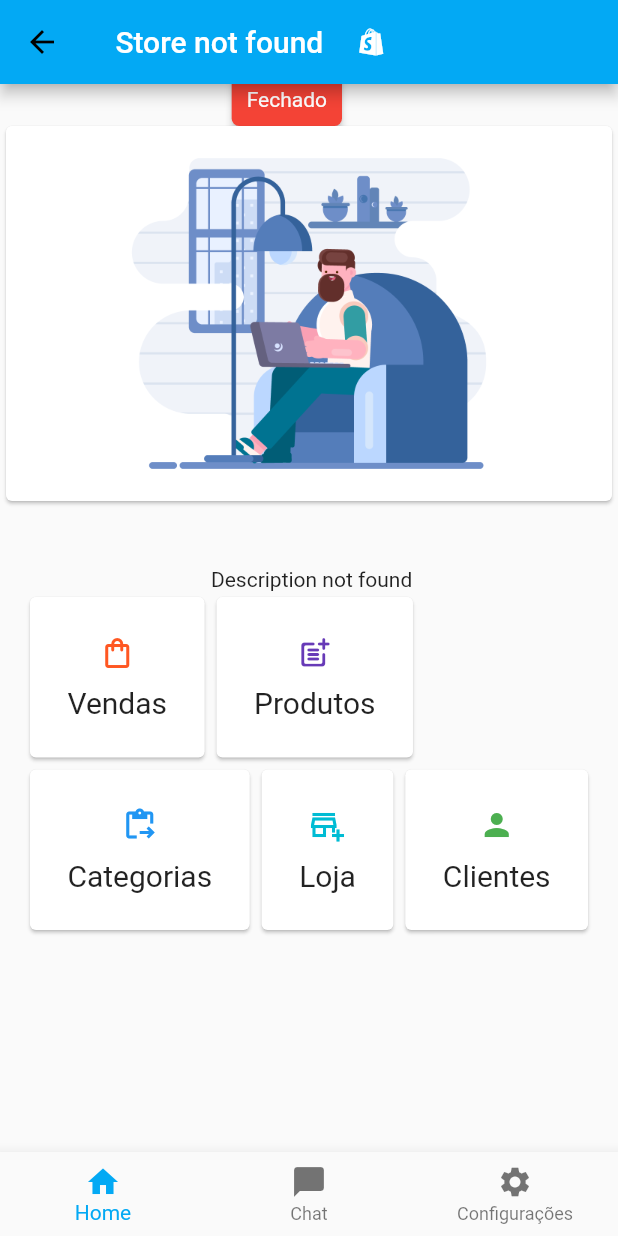
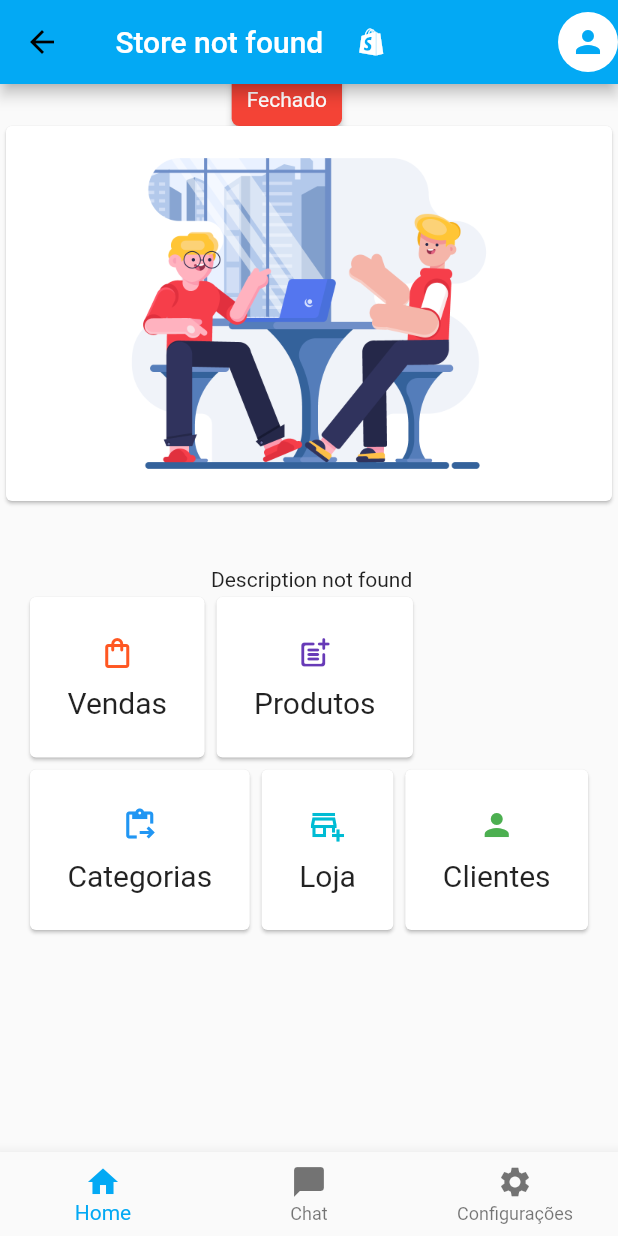
Before and after one commit to mechztcc/flutter-food-owner, a Flutter app: the HomePage screen opened by its route, on a phone screen of 412 x 824 dp. Run offline on Flutter 3.47's test engine with Material 2 defaults, Android fonts, the phone set to English and light mode, and no system bars; drawn by our look-alikes of badges; our stand-ins replace dio, flutter_mobx, flutter_modular, hive, loading_animation_widget, logger and 1 more; missing offline and left inert: validatorless; accounts and stored records are empty; generated files the repository leaves out were written again.

Commit message:
feat: changes on home page

```diff
--- a/lib/app/app_widget.dart
+++ b/lib/app/app_widget.dart
@@ -8,6 +8,7 @@ class AppWidget extends StatelessWidget {
   Widget build(BuildContext context) {
     return MaterialApp.router(
       title: 'Flutter Slidy',
+      debugShowCheckedModeBanner: false,
       theme: ThemeData(primarySwatch: Colors.lightBlue),
       routeInformationParser: Modular.routeInformationParser,
       routerDelegate: Modular.routerDelegate,
--- a/lib/app/modules/home/pages/home_page.dart
+++ b/lib/app/modules/home/pages/home_page.dart
@@ -1,5 +1,6 @@
 import 'package:badges/badges.dart';
 import 'package:flutter/material.dart';
+import 'package:flutter_food_owner/app/modules/core/pages/loading_page.dart';
 import 'package:flutter_food_owner/app/modules/home/components/badge_status.dart';
 import 'package:flutter_food_owner/app/modules/home/components/card_button_widget.dart';
 import 'package:flutter_food_owner/app/modules/home/controllers/home_store.dart';
@@ -40,8 +41,22 @@ class _HomePageState extends State<HomePage> {
 
   @override
   Widget build(BuildContext context) {
-    return Scaffold(
+    return isLoading
+        ? const LoadingPage()
+        : Scaffold(
             appBar: AppBar(
+              actions: [
+                GestureDetector(
+                  onTap: () {},
+                  child: CircleAvatar(
+                    backgroundColor: Colors.white,
+                    child: Icon(
+                      Icons.person,
+                      color: Theme.of(context).primaryColor,
+                    ),
+                  ),
+                )
+              ],
               title: Observer(
                 builder: (_) {
                   return Row(
@@ -76,7 +91,7 @@ class _HomePageState extends State<HomePage> {
                           const BadgeStatus(open: false),
                           Card(
                             child: Image.asset(
-                        'assets/images/man_notebook.png',
+                              'assets/images/two_boys.png',
                               height: 250,
                               width: double.infinity,
                             ),
--- a/lib/app/modules/user/controllers/user_store.dart
+++ b/lib/app/modules/user/controllers/user_store.dart
@@ -36,13 +36,12 @@ abstract class _UserStoreBase with Store {
     String token = box.get('token');
 
     var store = await _usersRepository.findStoreByLoggedUser(token);
-    print(store);
   }
 
   Future<bool> isLogged() async {
     var box = await Hive.openBox('storage');
-    final String token = box.get('token');
-    if (token.isNotEmpty) {
+    var token = box.get('token');
+    if (token != null) {
       return true;
     } else {
       return false;
```
Lines whose indentation alone changed are shown as unchanged.
